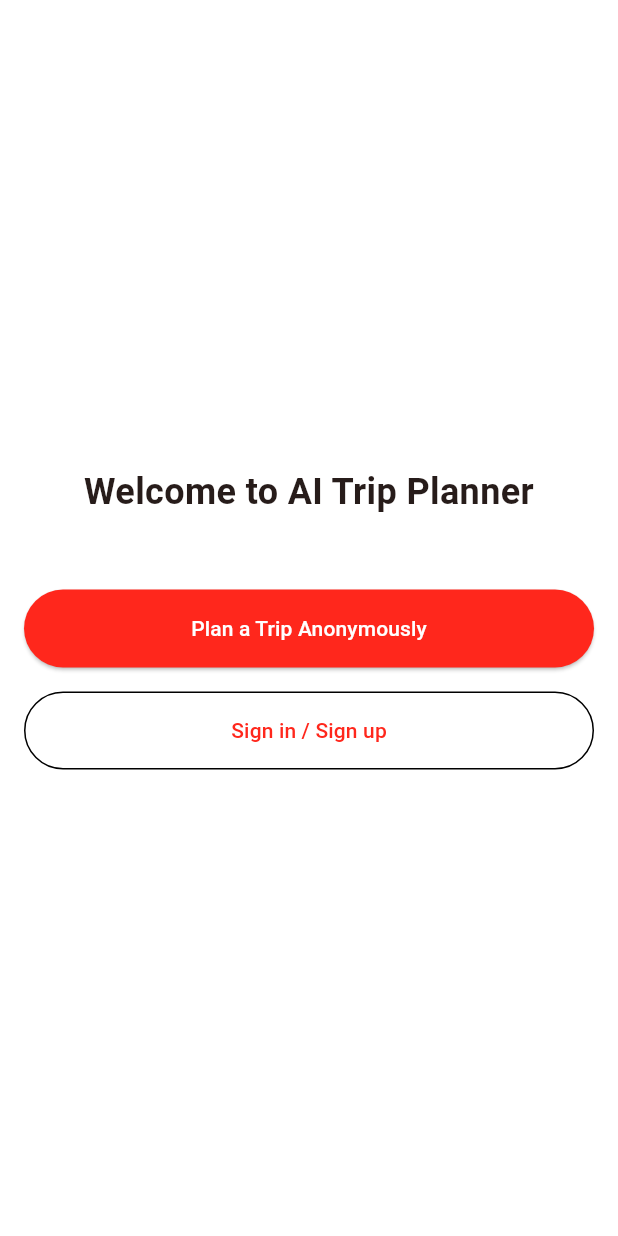
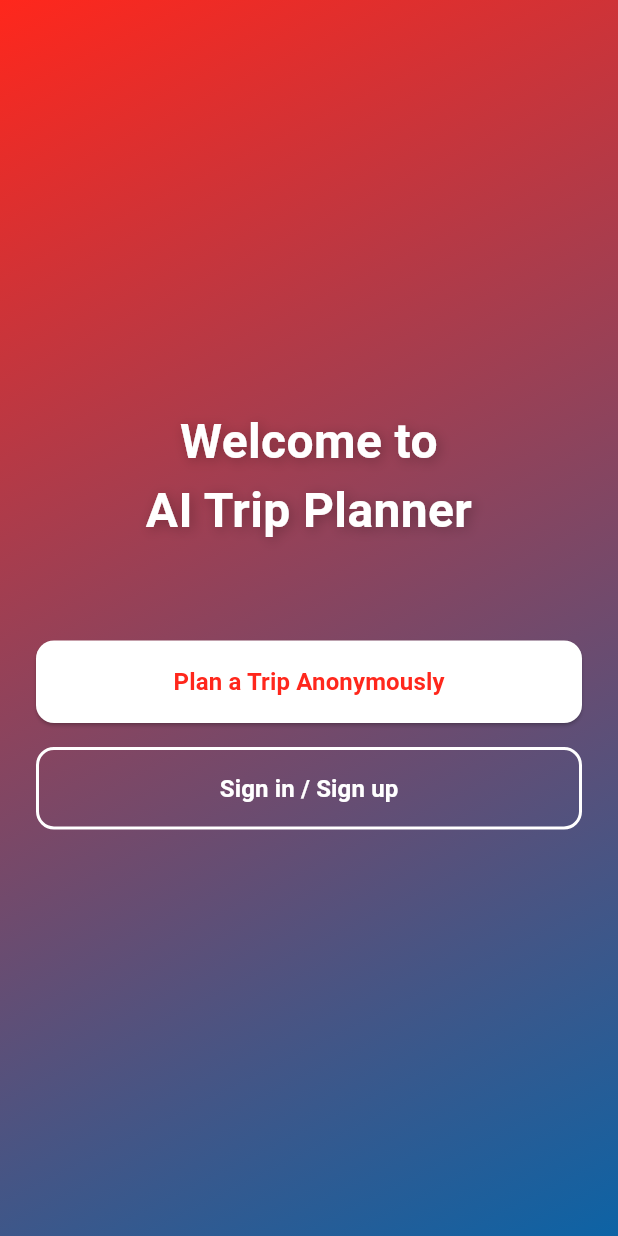
Before and after one commit to deniscar221/trip-planner-fe, a Flutter app: the screen it shows after launch, on a phone screen of 412 x 824 dp. Run offline on Flutter 3.47's test engine with Material 3 defaults, Android fonts, the phone set to English and light mode, and no system bars; our stand-ins replace confetti, copy_with_extension, dio, dotted_border, equatable, flutter_bloc and 5 more.

Commit message:
add_style_to_landing_page

```diff
--- a/lib/features/trip/presentation/screens/landing_screen.dart
+++ b/lib/features/trip/presentation/screens/landing_screen.dart
@@ -1,3 +1,4 @@
+import 'package:ai_trip_planner/core/theme/app_colors.dart';
 import 'package:ai_trip_planner/features/trip/presentation/provider/auth_provider.dart';
 import 'package:ai_trip_planner/features/trip/presentation/provider/auth_state.dart';
 import 'package:ai_trip_planner/features/trip/presentation/screens/plan_your_adventure_screen.dart';
@@ -12,19 +13,38 @@ class LandingScreen extends ConsumerWidget {
   @override
   Widget build(BuildContext context, WidgetRef ref) {
     return Scaffold(
-      body: Center(
+      body: Container(
+        decoration: const BoxDecoration(
+          gradient: LinearGradient(
+            colors: [AppColors.primary, AppColors.secondary],
+            begin: Alignment.topLeft,
+            end: Alignment.bottomRight,
+          ),
+        ),
+        child: Center(
           child: Padding(
-          padding: const EdgeInsets.all(16.0),
+            padding: const EdgeInsets.all(24.0),
             child: Column(
               mainAxisAlignment: MainAxisAlignment.center,
               crossAxisAlignment: CrossAxisAlignment.stretch,
               children: [
                 const Text(
-                'Welcome to AI Trip Planner',
+                  'Welcome to\nAI Trip Planner',
                   textAlign: TextAlign.center,
-                style: TextStyle(fontSize: 24, fontWeight: FontWeight.bold),
+                  style: TextStyle(
+                    fontSize: 32,
+                    fontWeight: FontWeight.bold,
+                    color: Colors.white,
+                    shadows: [
+                      Shadow(
+                        blurRadius: 10.0,
+                        color: Colors.black26,
+                        offset: Offset(2.0, 2.0),
                       ),
-              const SizedBox(height: 48),
+                    ],
+                  ),
+                ),
+                const SizedBox(height: 64),
                 ElevatedButton(
                   onPressed: () {
                     Navigator.of(context).push(
@@ -34,9 +54,17 @@ class LandingScreen extends ConsumerWidget {
                     );
                   },
                   style: ElevatedButton.styleFrom(
+                    backgroundColor: Colors.white,
+                    foregroundColor: AppColors.primary,
                     padding: const EdgeInsets.symmetric(vertical: 16),
+                    shape: RoundedRectangleBorder(
+                      borderRadius: BorderRadius.circular(12),
                     ),
-                child: const Text('Plan a Trip Anonymously'),
+                  ),
+                  child: const Text(
+                    'Plan a Trip Anonymously',
+                    style: TextStyle(fontSize: 16, fontWeight: FontWeight.bold),
+                  ),
                 ),
                 const SizedBox(height: 16),
                 OutlinedButton(
@@ -58,11 +86,20 @@ class LandingScreen extends ConsumerWidget {
                     }
                   },
                   style: OutlinedButton.styleFrom(
+                    foregroundColor: Colors.white,
+                    side: const BorderSide(color: Colors.white, width: 2),
                     padding: const EdgeInsets.symmetric(vertical: 16),
+                    shape: RoundedRectangleBorder(
+                      borderRadius: BorderRadius.circular(12),
                     ),
-                child: const Text('Sign in / Sign up'),
+                  ),
+                  child: const Text(
+                    'Sign in / Sign up',
+                    style: TextStyle(fontSize: 16, fontWeight: FontWeight.bold),
+                  ),
                 ),
               ],
+            ),
           ),
         ),
       ),
```
Lines whose indentation alone changed are shown as unchanged.
